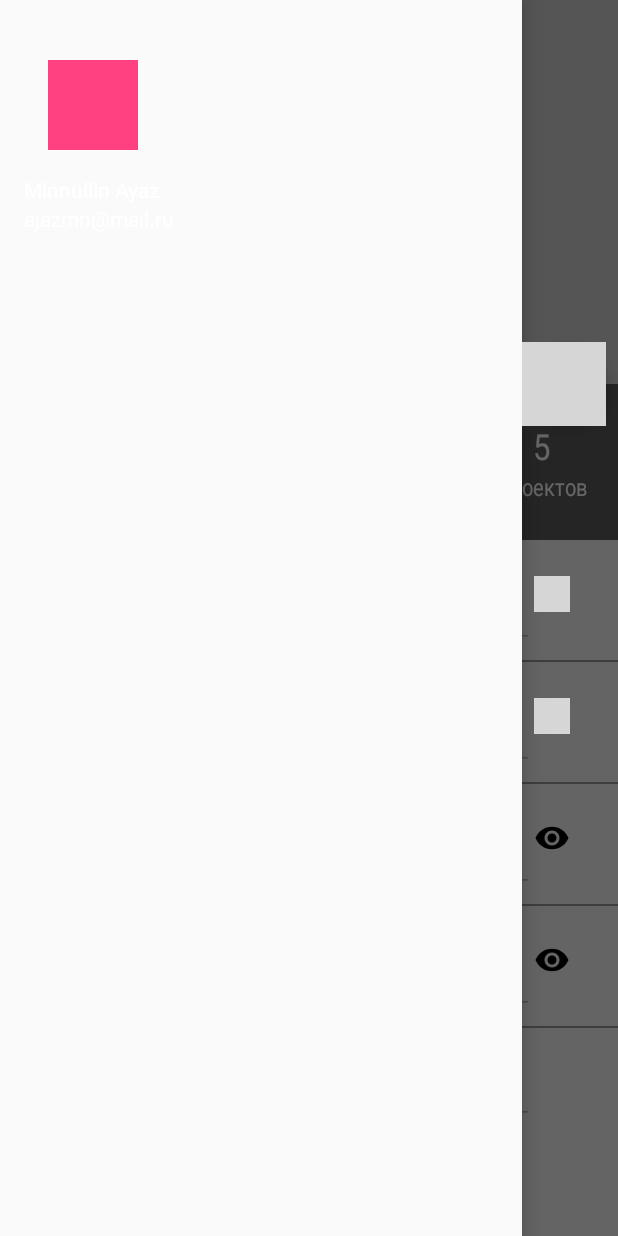
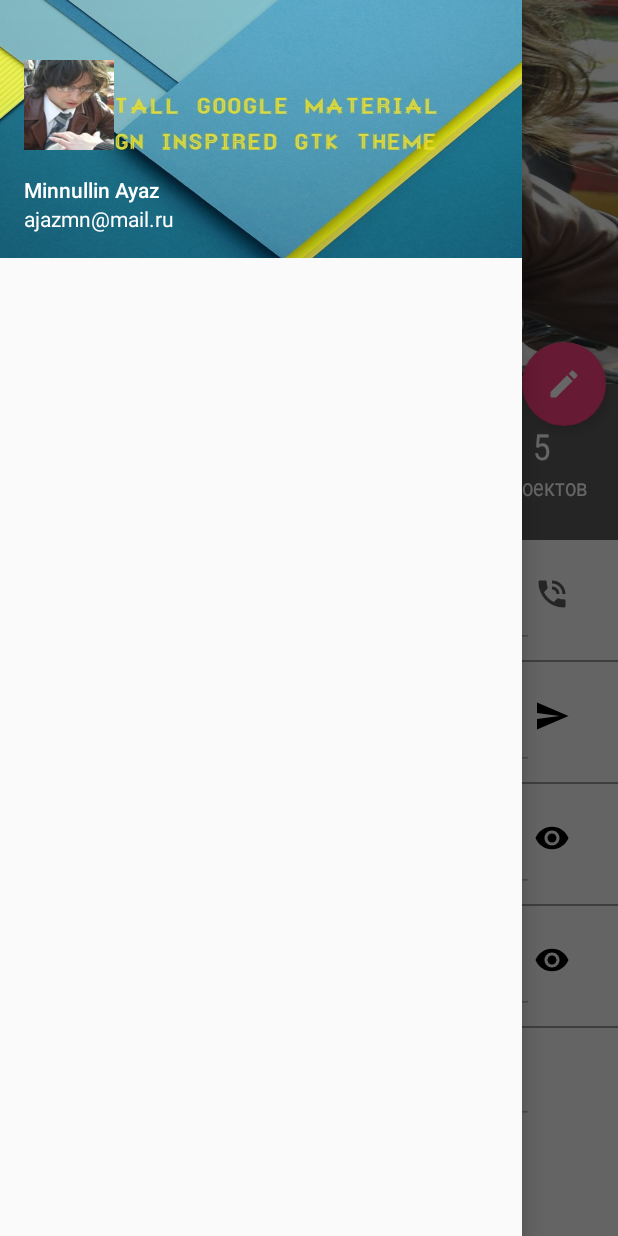
Before and after one commit to Ajazmn/DevIntensive, an Android app: the screen it shows after launch (MainActivity), with the side drawer open, on a phone screen of 412 x 824 dp. Run offline under Robolectric (Android 15) with nearby library versions, the phone set to English and light mode, and no system bars; grey boxes are pictures that could not be loaded.

Commit message:
Made NavigationDrawer, Collapsing Toolbar, Edit/save/load user data

```diff
--- /dev/null
+++ b/app/src/main/res/drawable/github_circle.xml
@@ -0,0 +1,9 @@
+<vector xmlns:android="http://schemas.android.com/apk/res/android"
+        android:width="24dp"
+        android:height="24dp"
+        android:viewportWidth="24.0"
+        android:viewportHeight="24.0">
+    <path
+        android:fillColor="#FF000000"
+        android:pathData="M12,2A10,10 0,0 0,2 12C2,16.42 4.87,20.17 8.84,21.5C9.34,21.58 9.5,21.27 9.5,21C9.5,20.77 9.5,20.14 9.5,19.31C6.73,19.91 6.14,17.97 6.14,17.97C5.68,16.81 5.03,16.5 5.03,16.5C4.12,15.88 5.1,15.9 5.1,15.9C6.1,15.97 6.63,16.93 6.63,16.93C7.5,18.45 8.97,18 9.54,17.76C9.63,17.11 9.89,16.67 10.17,16.42C7.95,16.17 5.62,15.31 5.62,11.5C5.62,10.39 6,9.5 6.65,8.79C6.55,8.54 6.2,7.5 6.75,6.15C6.75,6.15 7.59,5.88 9.5,7.17C10.29,6.95 11.15,6.84 12,6.84C12.85,6.84 13.71,6.95 14.5,7.17C16.41,5.88 17.25,6.15 17.25,6.15C17.8,7.5 17.45,8.54 17.35,8.79C18,9.5 18.38,10.39 18.38,11.5C18.38,15.32 16.04,16.16 13.81,16.41C14.17,16.72 14.5,17.33 14.5,18.26C14.5,19.6 14.5,20.68 14.5,21C14.5,21.27 14.66,21.59 15.17,21.5C19.14,20.16 22,16.42 22,12A10,10 0,0 0,12 2Z"/>
+</vector>
--- /dev/null
+++ b/app/src/main/res/drawable/ic_call_black_24dp.xml
@@ -0,0 +1,9 @@
+<vector xmlns:android="http://schemas.android.com/apk/res/android"
+        android:width="24dp"
+        android:height="24dp"
+        android:viewportWidth="24.0"
+        android:viewportHeight="24.0">
+    <path
+        android:fillColor="#5c5c5c"
+        android:pathData="M6.62,10.79c1.44,2.83 3.76,5.14 6.59,6.59l2.2,-2.2c0.27,-0.27 0.67,-0.36 1.02,-0.24 1.12,0.37 2.33,0.57 3.57,0.57 0.55,0 1,0.45 1,1V20c0,0.55 -0.45,1 -1,1 -9.39,0 -17,-7.61 -17,-17 0,-0.55 0.45,-1 1,-1h3.5c0.55,0 1,0.45 1,1 0,1.25 0.2,2.45 0.57,3.57 0.11,0.35 0.03,0.74 -0.25,1.02l-2.2,2.2z"/>
+</vector>
--- /dev/null
+++ b/app/src/main/res/drawable/ic_create_black_24dp.xml
@@ -0,0 +1,9 @@
+<vector xmlns:android="http://schemas.android.com/apk/res/android"
+        android:width="24dp"
+        android:height="24dp"
+        android:viewportWidth="24.0"
+        android:viewportHeight="24.0">
+    <path
+        android:fillColor="#fff"
+        android:pathData="M3,17.25V21h3.75L17.81,9.94l-3.75,-3.75L3,17.25zM20.71,7.04c0.39,-0.39 0.39,-1.02 0,-1.41l-2.34,-2.34c-0.39,-0.39 -1.02,-0.39 -1.41,0l-1.83,1.83 3.75,3.75 1.83,-1.83z"/>
+</vector>
--- /dev/null
+++ b/app/src/main/res/drawable/ic_done_black_24dp.xml
@@ -0,0 +1,9 @@
+<vector xmlns:android="http://schemas.android.com/apk/res/android"
+        android:width="24dp"
+        android:height="24dp"
+        android:viewportWidth="24.0"
+        android:viewportHeight="24.0">
+    <path
+        android:fillColor="#fff"
+        android:pathData="M9,16.2L4.8,12l-1.4,1.4L9,19 21,7l-1.4,-1.4L9,16.2z"/>
+</vector>
--- /dev/null
+++ b/app/src/main/res/drawable/ic_menu_black_24dp.xml
@@ -0,0 +1,9 @@
+<vector xmlns:android="http://schemas.android.com/apk/res/android"
+        android:width="24dp"
+        android:height="24dp"
+        android:viewportWidth="24.0"
+        android:viewportHeight="24.0">
+    <path
+        android:fillColor="#fff"
+        android:pathData="M3,18h18v-2L3,16v2zM3,13h18v-2L3,11v2zM3,6v2h18L21,6L3,6z"/>
+</vector>
--- /dev/null
+++ b/app/src/main/res/drawable/ic_phone_in_talk_black_24dp.xml
@@ -0,0 +1,9 @@
+<vector xmlns:android="http://schemas.android.com/apk/res/android"
+        android:width="24dp"
+        android:height="24dp"
+        android:viewportWidth="24.0"
+        android:viewportHeight="24.0">
+    <path
+        android:fillColor="#5d5d5d"
+        android:pathData="M20,15.5c-1.25,0 -2.45,-0.2 -3.57,-0.57 -0.35,-0.11 -0.74,-0.03 -1.02,0.24l-2.2,2.2c-2.83,-1.44 -5.15,-3.75 -6.59,-6.59l2.2,-2.21c0.28,-0.26 0.36,-0.65 0.25,-1C8.7,6.45 8.5,5.25 8.5,4c0,-0.55 -0.45,-1 -1,-1L4,3c-0.55,0 -1,0.45 -1,1 0,9.39 7.61,17 17,17 0.55,0 1,-0.45 1,-1v-3.5c0,-0.55 -0.45,-1 -1,-1zM19,12h2c0,-4.97 -4.03,-9 -9,-9v2c3.87,0 7,3.13 7,7zM15,12h2c0,-2.76 -2.24,-5 -5,-5v2c1.66,0 3,1.34 3,3z"/>
+</vector>
--- /dev/null
+++ b/app/src/main/res/drawable/ic_send_black_24dp.xml
@@ -0,0 +1,9 @@
+<vector xmlns:android="http://schemas.android.com/apk/res/android"
+        android:width="24dp"
+        android:height="24dp"
+        android:viewportWidth="24.0"
+        android:viewportHeight="24.0">
+    <path
+        android:fillColor="#FF000000"
+        android:pathData="M2.01,21L23,12 2.01,3 2,10l15,2 -15,2z"/>
+</vector>
--- /dev/null
+++ b/app/src/main/res/drawable/vk_circle.xml
@@ -0,0 +1,9 @@
+<vector xmlns:android="http://schemas.android.com/apk/res/android"
+        android:width="24dp"
+        android:height="24dp"
+        android:viewportWidth="24.0"
+        android:viewportHeight="24.0">
+    <path
+        android:fillColor="#FF000000"
+        android:pathData="M12,2A10,10 0,0 1,22 12A10,10 0,0 1,12 22A10,10 0,0 1,2 12A10,10 0,0 1,12 2M17.24,14.03C16.06,12.94 16.22,13.11 17.64,11.22C18.5,10.07 18.85,9.37 18.74,9.07C18.63,8.79 18,8.86 18,8.86L15.89,8.88C15.89,8.88 15.73,8.85 15.62,8.92C15.5,9 15.43,9.15 15.43,9.15C15.43,9.15 15.09,10.04 14.65,10.8C13.71,12.39 13.33,12.47 13.18,12.38C12.83,12.15 12.91,11.45 12.91,10.95C12.91,9.41 13.15,8.76 12.46,8.6C12.23,8.54 12.06,8.5 11.47,8.5C10.72,8.5 10.08,8.5 9.72,8.68C9.5,8.8 9.29,9.06 9.41,9.07C9.55,9.09 9.86,9.16 10.03,9.39C10.25,9.68 10.24,10.34 10.24,10.34C10.24,10.34 10.36,12.16 9.95,12.39C9.66,12.54 9.27,12.22 8.44,10.78C8,10.04 7.68,9.22 7.68,9.22L7.5,9L7.19,8.85H5.18C5.18,8.85 4.88,8.85 4.77,9C4.67,9.1 4.76,9.32 4.76,9.32C4.76,9.32 6.33,12.96 8.11,14.8C9.74,16.5 11.59,16.31 11.59,16.31H12.43C12.43,16.31 12.68,16.36 12.81,16.23C12.93,16.1 12.93,15.94 12.93,15.94C12.93,15.94 12.91,14.81 13.43,14.65C13.95,14.5 14.61,15.73 15.31,16.22C15.84,16.58 16.24,16.5 16.24,16.5L18.12,16.47C18.12,16.47 19.1,16.41 18.63,15.64C18.6,15.58 18.36,15.07 17.24,14.03Z"/>
+</vector>
--- a/app/src/main/res/layout/drawer_header.xml
+++ b/app/src/main/res/layout/drawer_header.xml
@@ -2,45 +2,47 @@
 <RelativeLayout xmlns:android="http://schemas.android.com/apk/res/android"
                 android:layout_width="match_parent"
                 android:layout_height="172dp"
+                android:background="@drawable/paper_theme_material_design"
                 android:paddingBottom="@dimen/spacing_small_8"
                 android:paddingLeft="@dimen/spacing_normal_16"
                 android:paddingRight="@dimen/spacing_normal_16"
                 android:paddingTop="@dimen/spacing_medial_24">
     <!--android:background="@drawable/header_bg"-->
 
+
     <ImageView
         android:layout_width="60dp"
         android:layout_height="60dp"
-android:background="@color/color_accent"
         android:layout_marginTop="@dimen/spacing_normal_16"
-android:layout_marginLeft="@dimen/spacing_normal_16"/>
+        android:src="@drawable/av_120"
+        /> <!--android:layout_marginLeft="@dimen/spacing_normal_16"-->
 
     <LinearLayout
         android:layout_width="match_parent"
         android:layout_height="@dimen/size_medium_56"
 
-android:orientation="vertical"
         android:layout_alignParentBottom="true"
         android:gravity="center_vertical"
+        android:orientation="vertical"
         > <!--android:background="@color/color_primary_dark"-->
         <!--android:paddingLeft="@dimen/spacing_normal_16"-->
         <TextView
             android:id="@+id/user_name_txt"
             android:layout_width="match_parent"
             android:layout_height="wrap_content"
+            android:fontFamily="sans-serif-medium"
             android:text="@string/app_name"
             android:textColor="@color/white"
-    android:textSize="14sp"
-    android:fontFamily="sans-serif-medium"/>
+            android:textSize="14sp"/>
 
         <TextView
             android:id="@+id/user_email_txt"
             android:layout_width="match_parent"
             android:layout_height="wrap_content"
+            android:fontFamily="sans-serif"
             android:text="@string/my_email"
             android:textColor="@color/white"
-    android:textSize="14sp"
-    android:fontFamily="sans-serif"/>
+            android:textSize="14sp"/>
     </LinearLayout>
 
 </RelativeLayout>
```
Also changed, not shown: app/src/main/java/com/softdesign/devintensive/utils/RoundedView.java (added, +102 -0 lines), app/src/main/res/drawable/ic_people_black_24dp.xml (added, +9 -0 lines), app/src/main/res/drawable/rounded.xml (added, +15 -0 lines), app/src/main/res/drawable/av_120.jpg (added), app/src/main/res/drawable/paper_theme_material_design.jpg (added), app/src/main/res/drawable/ph_768_512_r.jpg (added). Lines whose indentation alone changed are shown as unchanged.
